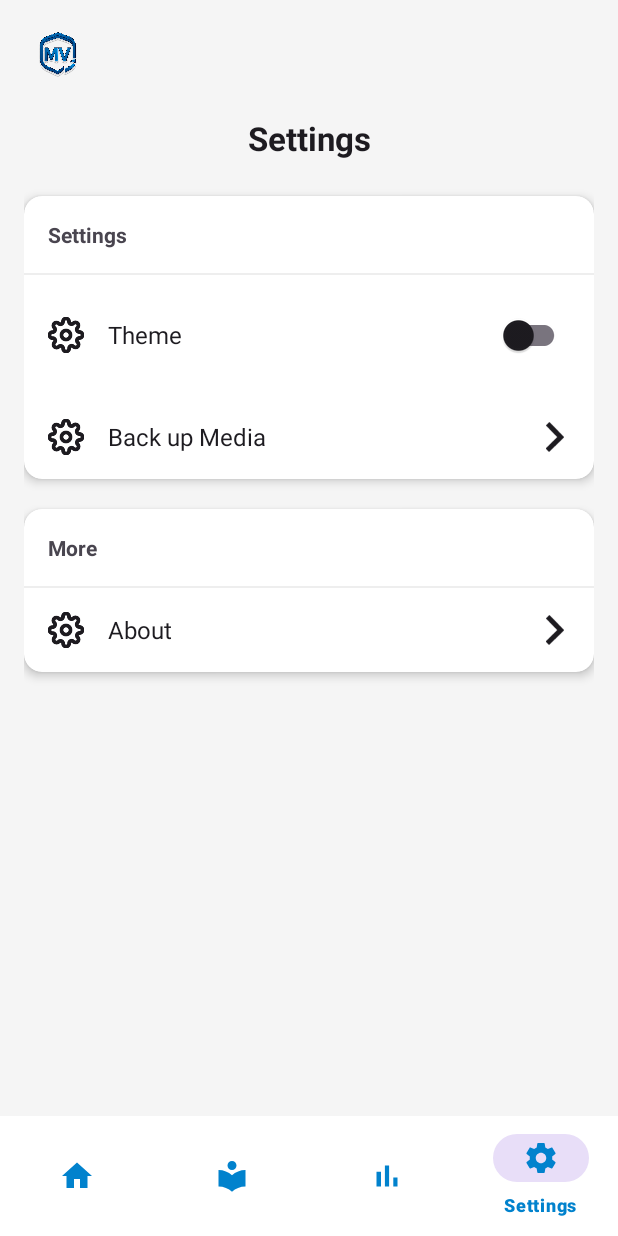
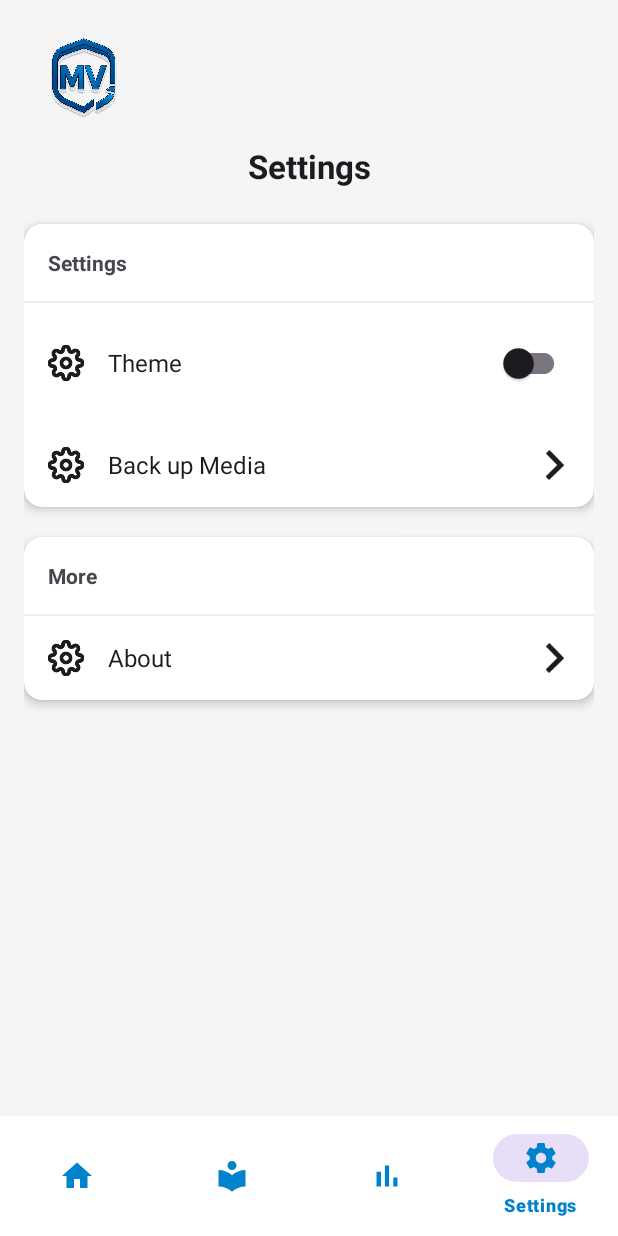
Before and after one commit to Jorejj/MediaVault, an Android app: the screen it shows after launch (MainActivity), item 4 of the bottom bar chosen, on a phone screen of 412 x 824 dp. Run offline under Robolectric (Android 15) with nearby library versions, the light colour scheme and no system bars; our stand-ins replace navigation-ui.

Commit message:
bye guys

```diff
--- a/app/src/main/res/layout/fragment_settings.xml
+++ b/app/src/main/res/layout/fragment_settings.xml
@@ -3,15 +3,21 @@
     xmlns:app="http://schemas.android.com/apk/res-auto"
     android:layout_width="match_parent"
     android:layout_height="match_parent"
+    xmlns:tools="http://schemas.android.com/tools"
     android:background="?android:attr/windowBackground"
     android:orientation="vertical"
     android:padding="16dp">
 
     <ImageView
-        android:layout_width="45dp"
-        android:layout_height="45dp"
+        android:id="@+id/img_logo"
+        android:layout_width="80dp"
+        android:layout_height="80dp"
         android:src="@drawable/app_logo"
-        android:layout_marginBottom="16dp"/>
+        android:scaleType="fitCenter"
+        app:layout_constraintBottom_toBottomOf="parent"
+        app:layout_constraintStart_toStartOf="parent"
+        app:layout_constraintTop_toTopOf="parent"
+        tools:ignore="ContentDescription" />
 
     <TextView
         android:layout_width="match_parent"
--- /dev/null
+++ b/app/src/main/res/values/attrs.xml
@@ -0,0 +1,5 @@
+<?xml version="1.0" encoding="utf-8"?>
+<resources>
+    <attr name="colorCardBackground" format="color" />
+    <attr name="colorBottomNav" format="color" />
+</resources>
```
